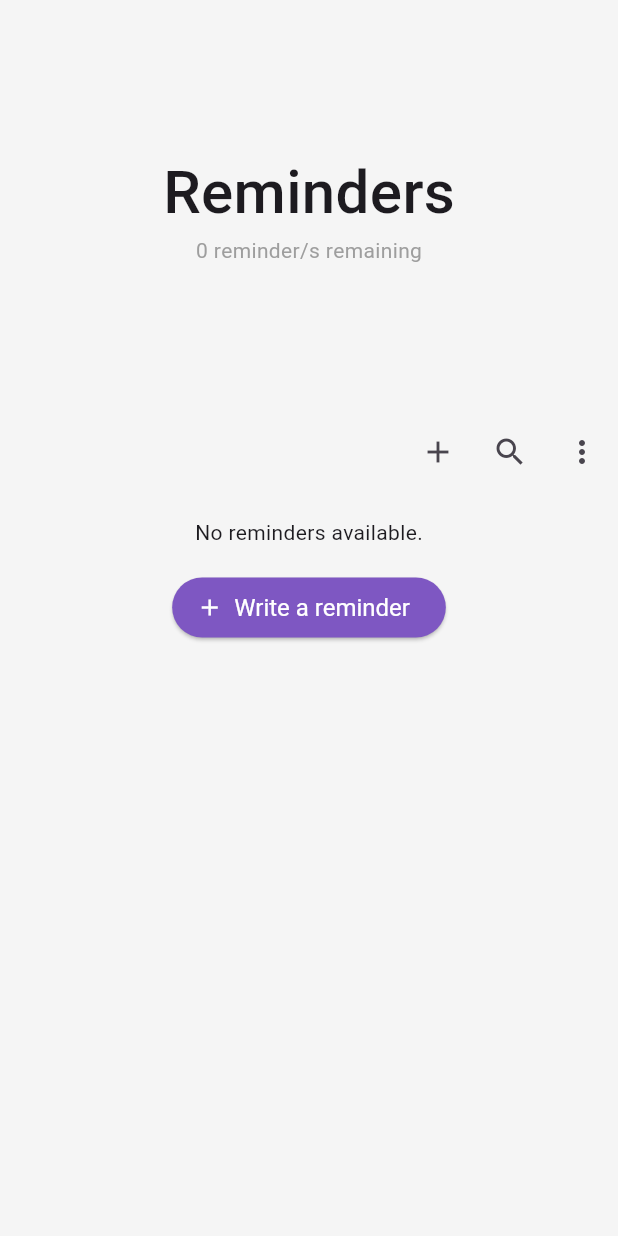
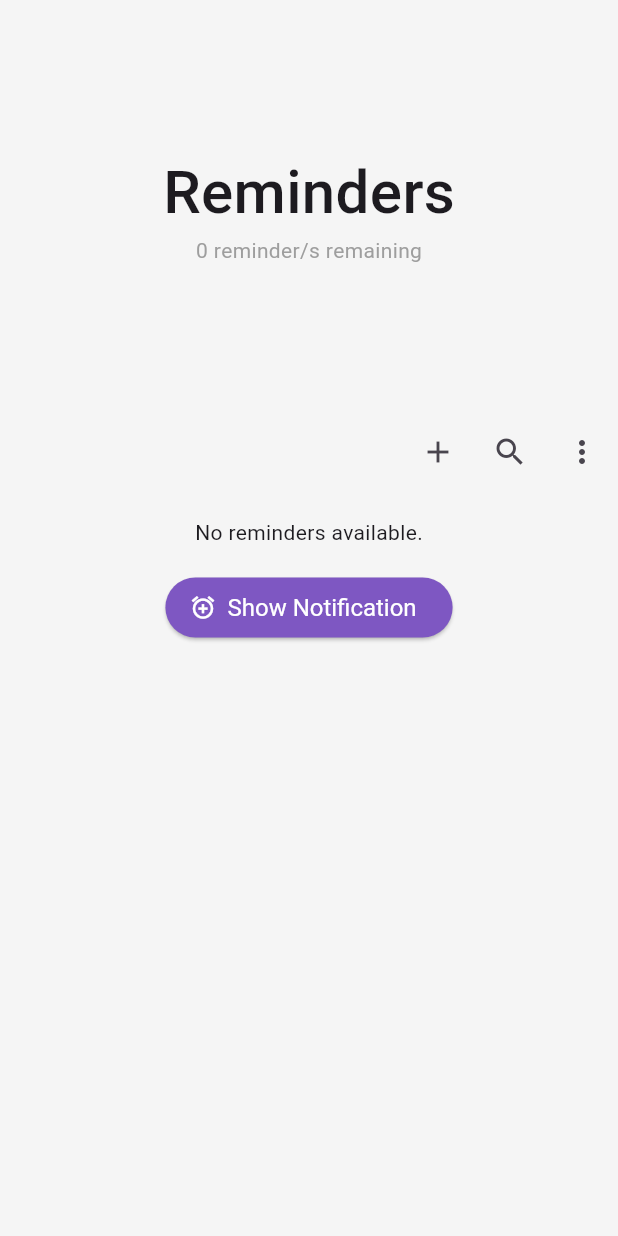
Before and after one commit to manjil09/reminder_app, a Flutter app: the screen it shows after launch, on a phone screen of 412 x 824 dp. Run offline on Flutter 3.47's test engine with Material 3 defaults, Android fonts, the phone set to English and light mode, and no system bars; our stand-ins replace drift, flutter_local_notifications, timezone; accounts and stored records are empty; generated files the repository leaves out were written again.

Commit message:
show notification button in home page fixed

```diff
--- a/lib/home_page.dart
+++ b/lib/home_page.dart
@@ -117,12 +117,12 @@ class _HomePageState extends State<HomePage> {
                     textStyle: const TextStyle(fontSize: 16),
                   ),
                   onPressed: () => Noti.showBigTextNotification(
-                    title: "New message title",
-                    body: "Your long body",
+                    title: "New Notification Title",
+                    body: "Your notification body",
                     fln: flutterLocalNotificationsPlugin,
                   ),
-                  icon: const Icon(Icons.add),
-                  label: const Text("Write a reminder"),
+                  icon: const Icon(Icons.add_alarm),
+                  label: const Text("Show Notification"),
                 ),
               ),
             ],
```
Also changed, not shown: 1 other file.
